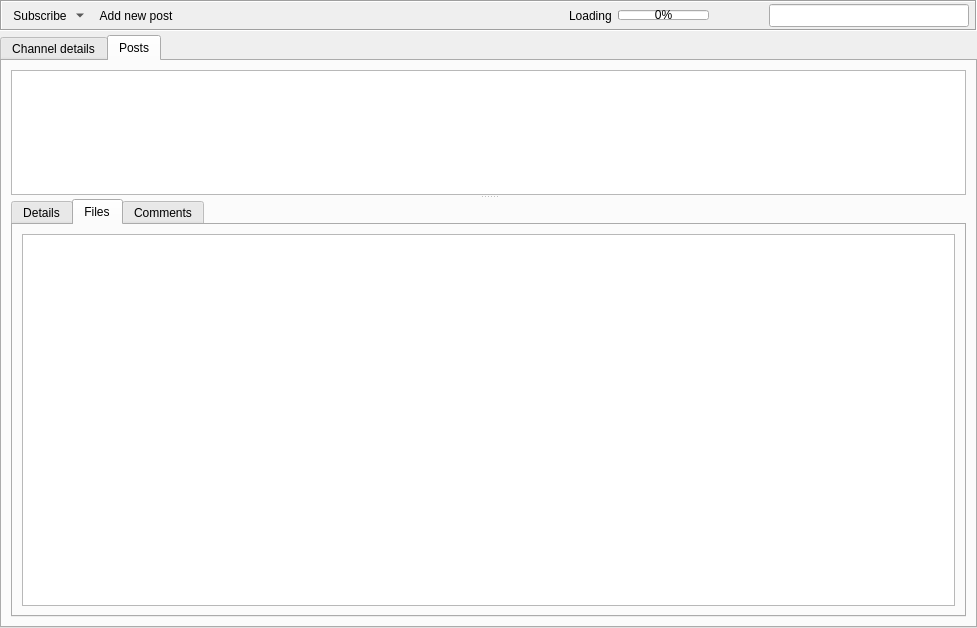
This is retroshare-gui/src/gui/gxschannels/GxsChannelPostsWidgetWithModel.ui in RetroShare/RetroShare as Qt 5 draws it before an edit. The edited form follows.
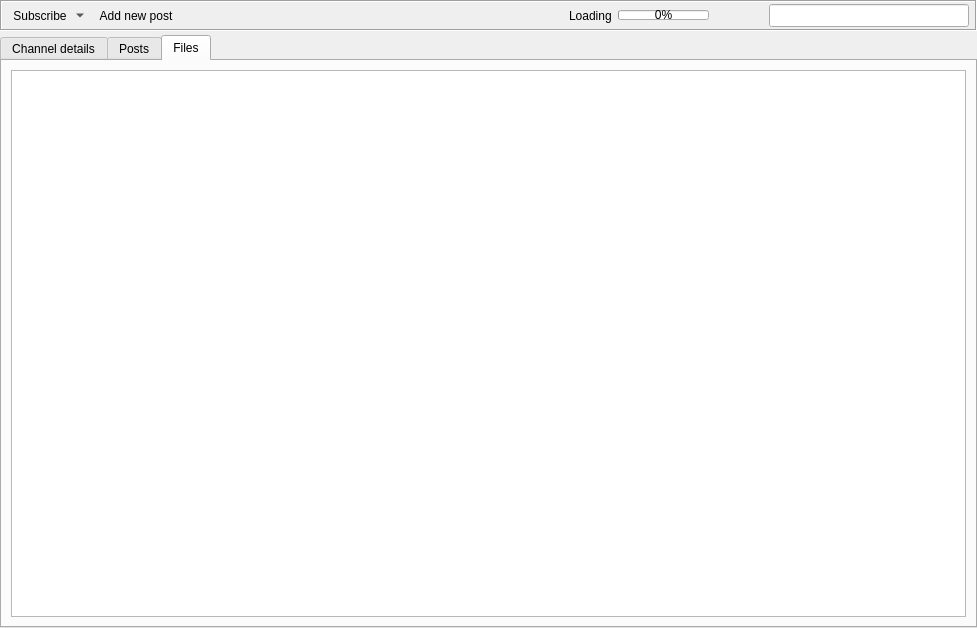
This is the edited form. The open tabs and pages were chosen to show the change. Icons and pictures are not drawn. Custom widgets are drawn as their Qt base class.

Commit message: added display of selected item and empty widget for channel files

Patch:
```diff
--- a/retroshare-gui/src/gui/gxschannels/GxsChannelPostsWidgetWithModel.ui
+++ b/retroshare-gui/src/gui/gxschannels/GxsChannelPostsWidgetWithModel.ui
@@ -536,6 +536,16 @@
        </item>
       </layout>
      </widget>
+     <widget class="QWidget" name="tab_5">
+      <attribute name="title">
+       <string>Files</string>
+      </attribute>
+      <layout class="QVBoxLayout" name="verticalLayout_5">
+       <item>
+        <widget class="RSTreeView" name="channelFiles_TV"/>
+       </item>
+      </layout>
+     </widget>
     </widget>
    </item>
   </layout>
```
The commit also changes 1 other file.
